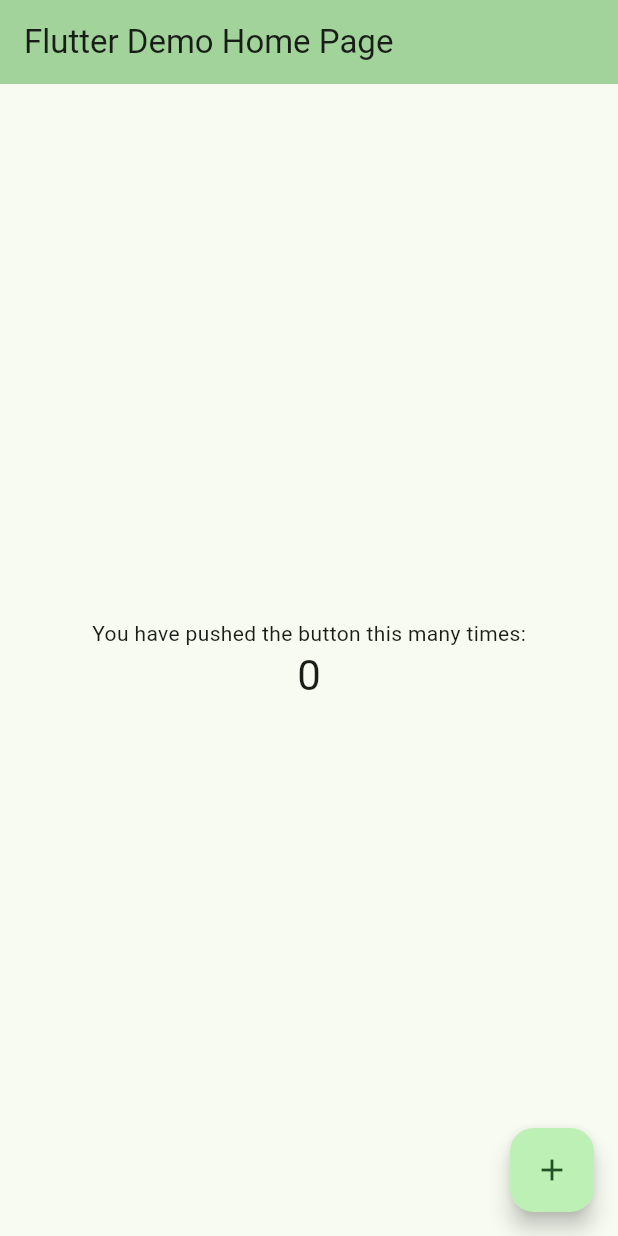
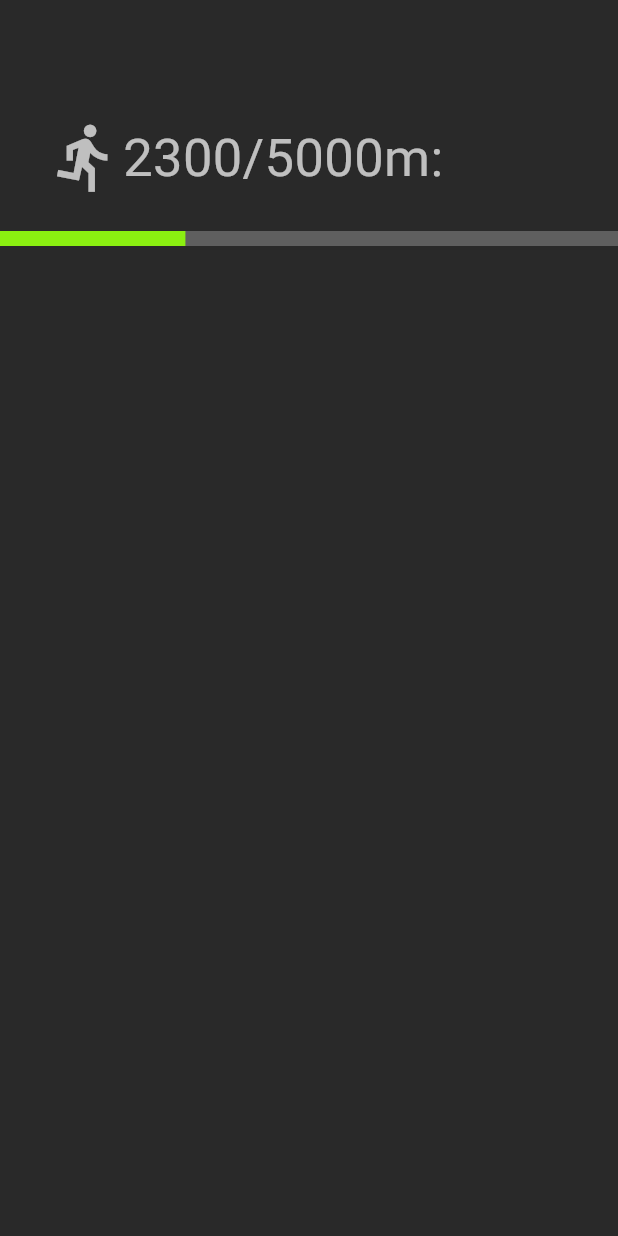
Before and after one commit to noascape/coding, a Flutter app: the screen it shows after launch, on a phone screen of 412 x 824 dp. Run offline on Flutter 3.47's test engine with Material 3 defaults, Android fonts, the phone set to English and light mode, and no system bars.

Commit message:
Update main.dart

```diff
--- a/Flutter/fitness_app/lib/main.dart
+++ b/Flutter/fitness_app/lib/main.dart
@@ -13,23 +13,8 @@ class MyApp extends StatelessWidget {
     return MaterialApp(
       title: 'Flutter Demo',
       theme: ThemeData(
-        // This is the theme of your application.
-        //
-        // TRY THIS: Try running your application with "flutter run". You'll see
-        // the application has a purple toolbar. Then, without quitting the app,
-        // try changing the seedColor in the colorScheme below to Colors.green
-        // and then invoke "hot reload" (save your changes or press the "hot
-        // reload" button in a Flutter-supported IDE, or press "r" if you used
-        // the command line to start the app).
-        //
-        // Notice that the counter didn't reset back to zero; the application
-        // state is not lost during the reload. To reset the state, use hot
-        // restart instead.
-        //
-        // This works for code too, not just values: Most code changes can be
-        // tested with just a hot reload.
-        colorScheme: ColorScheme.fromSeed(seedColor: Colors.green),
-        useMaterial3: true,
+        primarySwatch: Colors.blue,
+        scaffoldBackgroundColor: const Color(0xFF292929)
       ),
       home: const MyHomePage(title: 'Flutter Demo Home Page'),
     );
@@ -38,88 +23,47 @@ class MyApp extends StatelessWidget {
 
 class MyHomePage extends StatefulWidget {
   const MyHomePage({super.key, required this.title});
-
-  // This widget is the home page of your application. It is stateful, meaning
-  // that it has a State object (defined below) that contains fields that affect
-  // how it looks.
-
-  // This class is the configuration for the state. It holds the values (in this
-  // case the title) provided by the parent (in this case the App widget) and
-  // used by the build method of the State. Fields in a Widget subclass are
-  // always marked "final".
-
   final String title;
-
   @override
   State<MyHomePage> createState() => _MyHomePageState();
 }
 
 class _MyHomePageState extends State<MyHomePage> {
-  int _counter = 0;
+//  int _counter = 0;
 
-  void _incrementCounter() {
-    setState(() {
-      // This call to setState tells the Flutter framework that something has
-      // changed in this State, which causes it to rerun the build method below
-      // so that the display can reflect the updated values. If we changed
-      // _counter without calling setState(), then the build method would not be
-      // called again, and so nothing would appear to happen.
-      _counter++;
-    });
-  }
+//  void _incrementCounter() {
+//    setState(() {
+//      _counter++;
+//    });
+//  }
 
   @override
   Widget build(BuildContext context) {
-    // This method is rerun every time setState is called, for instance as done
-    // by the _incrementCounter method above.
-    //
-    // The Flutter framework has been optimized to make rerunning build methods
-    // fast, so that you can just rebuild anything that needs updating rather
-    // than having to individually change instances of widgets.
-    return Scaffold(
-      appBar: AppBar(
-        // TRY THIS: Try changing the color here to a specific color (to
-        // Colors.amber, perhaps?) and trigger a hot reload to see the AppBar
-        // change color while the other colors stay the same.
-        backgroundColor: Theme.of(context).colorScheme.inversePrimary,
-        // Here we take the value from the MyHomePage object that was created by
-        // the App.build method, and use it to set our appbar title.
-        title: Text(widget.title),
-      ),
-      body: Center(
-        // Center is a layout widget. It takes a single child and positions it
-        // in the middle of the parent.
+    return const Scaffold(
+
+      body: Padding(
+        padding: EdgeInsetsDirectional.fromSTEB(0.0, 80, 0.0, 32.0),
         child: Column(
-          // Column is also a layout widget. It takes a list of children and
-          // arranges them vertically. By default, it sizes itself to fit its
-          // children horizontally, and tries to be as tall as its parent.
-          //
-          // Column has various properties to control how it sizes itself and
-          // how it positions its children. Here we use mainAxisAlignment to
-          // center the children vertically; the main axis here is the vertical
-          // axis because Columns are vertical (the cross axis would be
-          // horizontal).
-          //
-          // TRY THIS: Invoke "debug painting" (choose the "Toggle Debug Paint"
-          // action in the IDE, or press "p" in the console), to see the
-          // wireframe for each widget.
-          mainAxisAlignment: MainAxisAlignment.center,
           children: <Widget>[
-            const Text(
-              'You have pushed the button this many times:',
+            Padding(
+              padding: EdgeInsetsDirectional.fromSTEB(32.0, 0, 32.0, 24.0),
+              child: Row(children: <Widget>[
+                Icon(Icons.directions_run, color: Colors.white70, size: 50),
+                Text(
+                    '2300/5000m:',
+                    style: TextStyle(color: Colors.white70, fontSize: 35)
+              ),
+            ],),
             ),
-            Text(
-              '$_counter',
-              style: Theme.of(context).textTheme.headlineMedium,
-            ),
+            LinearProgressIndicator(
+              value: 0.3,
+              color: Color(0xFF8BEF11),
+              backgroundColor: Color(0x40FFFFFF),
+              minHeight: 10.0,
+            )
           ],
         ),
       ),
-      floatingActionButton: FloatingActionButton(
-        onPressed: _incrementCounter,
-        tooltip: 'Increment',
-        child: const Icon(Icons.add),
-      ), // This trailing comma makes auto-formatting nicer for build methods.
     );
   }
 }
```
